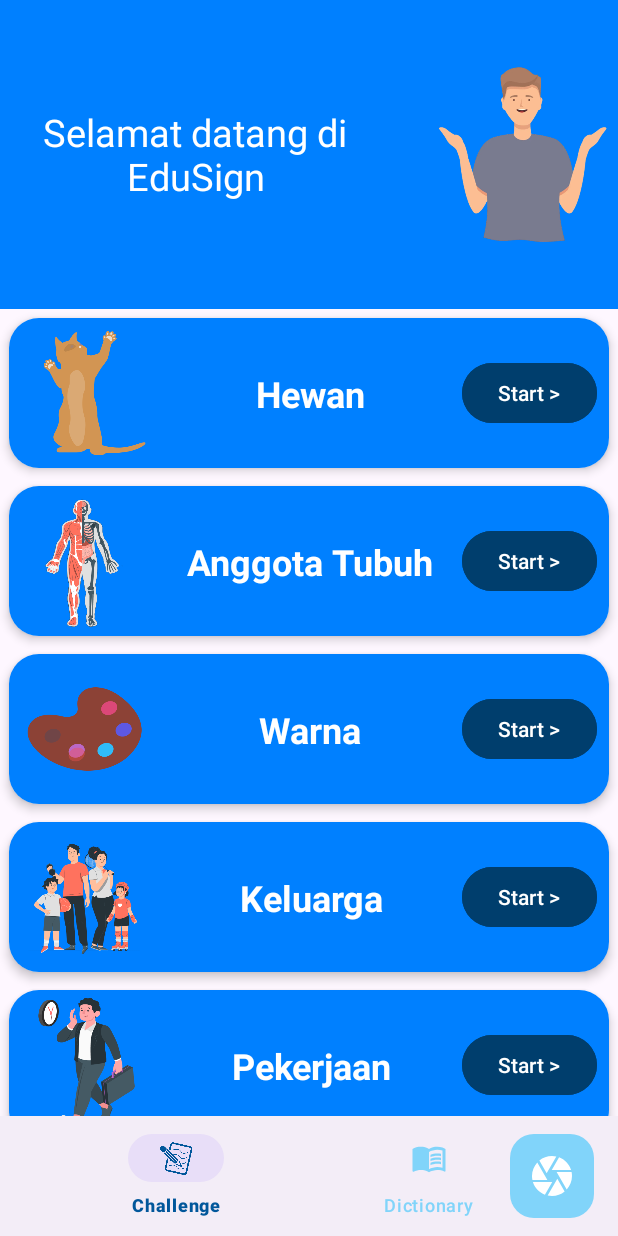
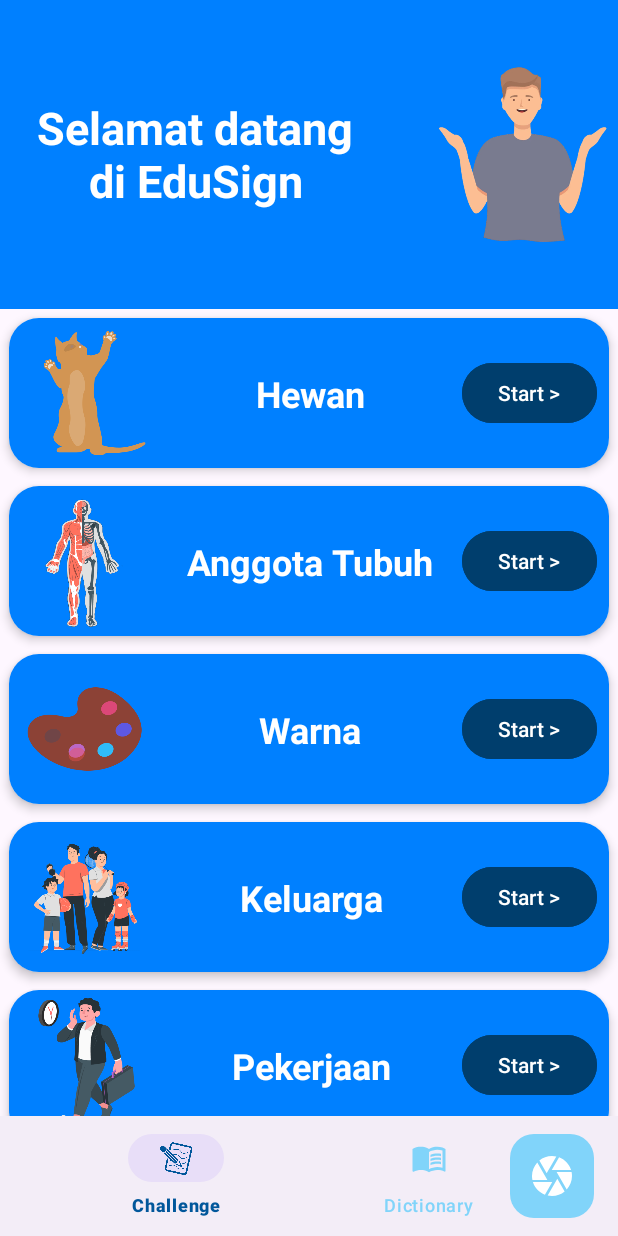
Before and after one commit to TheSalmonSushi/EduSign-MD-repo, an Android app: the screen it shows after launch (HomeActivity), on a phone screen of 412 x 824 dp. Run offline under Robolectric (Android 15) with nearby library versions, the phone set to English and light mode, and no system bars.

Commit message:
KELAR-v2
Bismillah TOP 65

```diff
--- /dev/null
+++ b/app/src/main/res/drawable/camera_50.xml
@@ -0,0 +1,5 @@
+<vector android:height="50dp" android:tint="#6C6C6C"
+    android:viewportHeight="24" android:viewportWidth="24"
+    android:width="50dp" xmlns:android="http://schemas.android.com/apk/res/android">
+    <path android:fillColor="@android:color/white" android:pathData="M9.4,10.5l4.77,-8.26C13.47,2.09 12.75,2 12,2c-2.4,0 -4.6,0.85 -6.32,2.25l3.66,6.35 0.06,-0.1zM21.54,9c-0.92,-2.92 -3.15,-5.26 -6,-6.34L11.88,9h9.66zM21.8,10h-7.49l0.29,0.5 4.76,8.25C21,16.97 22,14.61 22,12c0,-0.69 -0.07,-1.35 -0.2,-2zM8.54,12l-3.9,-6.75C3.01,7.03 2,9.39 2,12c0,0.69 0.07,1.35 0.2,2h7.49l-1.15,-2zM2.46,15c0.92,2.92 3.15,5.26 6,6.34L12.12,15L2.46,15zM13.73,15l-3.9,6.76c0.7,0.15 1.42,0.24 2.17,0.24 2.4,0 4.6,-0.85 6.32,-2.25l-3.66,-6.35 -0.93,1.6z"/>
+</vector>
--- a/app/src/main/res/layout/fragment_challenge.xml
+++ b/app/src/main/res/layout/fragment_challenge.xml
@@ -28,7 +28,8 @@
             android:gravity="center"
             android:text="@string/challenge"
             android:textColor="@color/white"
-            android:textSize="25sp" />
+            android:textStyle="bold"
+            android:textSize="30sp" />
         <ImageView
             android:layout_width="123dp"
             android:layout_height="126dp"
```
